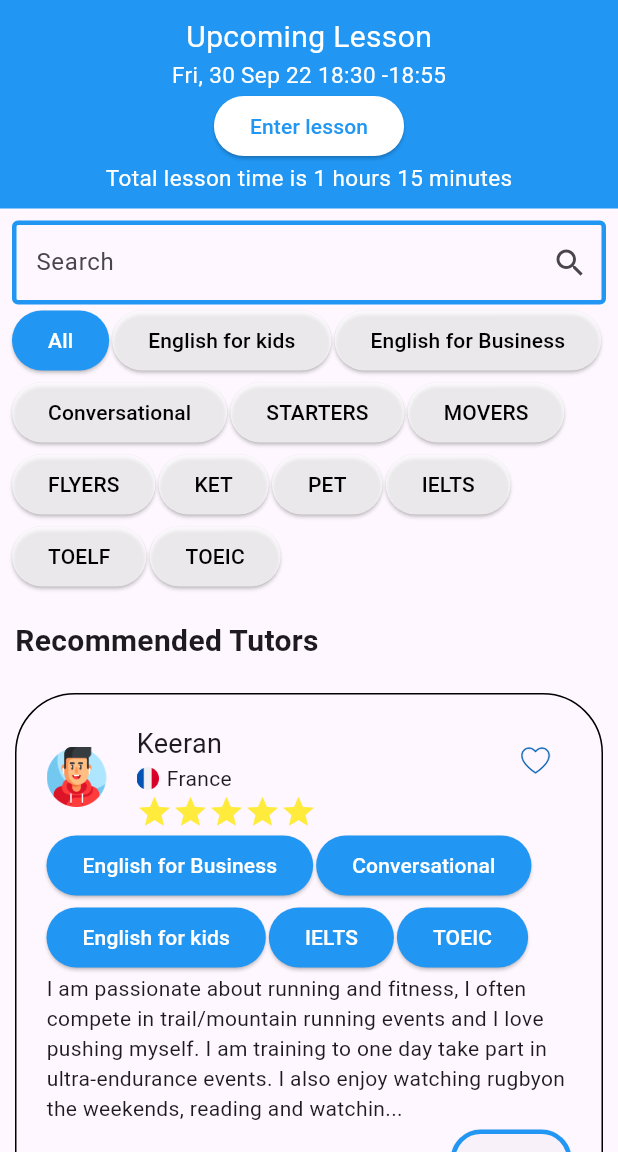
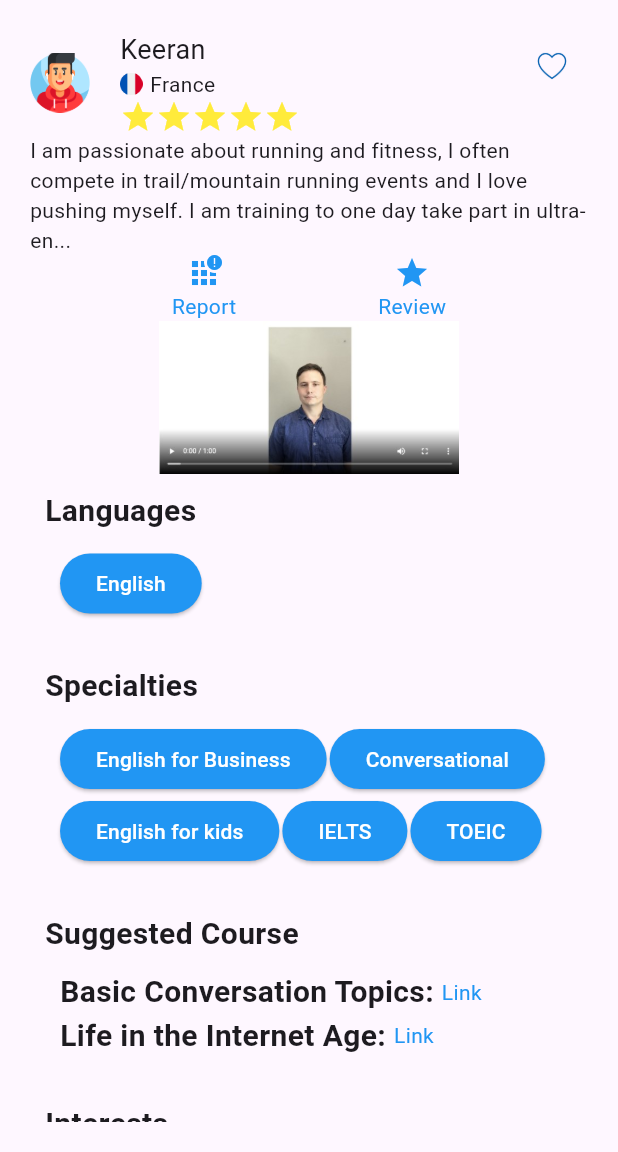
Before and after one commit to MarsonVo2002/1-on-1-Learning, a Flutter app: the screen it shows after launch, on a phone screen of 412 x 824 dp, the part 84-1236 px from its top. Run offline on Flutter 3.47's test engine with Material 2 defaults, Android fonts, the phone set to English and light mode, and no system bars.

Commit message:
Teacher screem

```diff
--- /dev/null
+++ b/lib/Teacher/LanguagesSection/languages_section.dart
@@ -0,0 +1,31 @@
+import 'package:flutter/material.dart';
+
+class LanguagesSection extends StatelessWidget {
+  const LanguagesSection({super.key});
+
+  @override
+  Widget build(BuildContext context) {
+    // TODO: implement build
+    return Container(
+        padding: const EdgeInsets.all(10),
+        child:  Column(
+          crossAxisAlignment: CrossAxisAlignment.start,
+          children: [
+            const Text(
+              'Languages',
+              style: TextStyle(fontSize: 20, fontWeight: FontWeight.bold),
+            ),
+            Padding(
+              padding: const EdgeInsets.all(10),
+              child: ElevatedButton(
+                  style: ElevatedButton.styleFrom(primary: Colors.blue),
+                  onPressed: () {},
+                  child: const Text(
+                    'English',
+                    style: TextStyle(color: Colors.white),
+                  )),
+            )
+          ],
+        ));
+  }
+}
--- /dev/null
+++ b/lib/Teacher/OtherSection/other_section.dart
@@ -0,0 +1,27 @@
+import 'package:flutter/material.dart';
+
+class OtherSection extends StatelessWidget {
+  final String title;
+  final String content;
+  const OtherSection({super.key, required this.title, required this.content});
+
+  @override
+  Widget build(BuildContext context) {
+    // TODO: implement build
+    return Container(
+        padding: const EdgeInsets.all(10),
+        child: Column(
+          crossAxisAlignment: CrossAxisAlignment.start,
+          children: [
+            Text(
+              title,
+              style: const TextStyle(fontSize: 20, fontWeight: FontWeight.bold),
+            ),
+            Padding(
+              padding: const EdgeInsets.all(10),
+              child: Text(content),
+            )
+          ],
+        ));
+  }
+}
--- /dev/null
+++ b/lib/Teacher/SpecialtiesSection/specialties_section.dart
@@ -0,0 +1,65 @@
+import 'package:flutter/material.dart';
+
+class SpecialtiesSection extends StatelessWidget {
+  const SpecialtiesSection({super.key});
+
+  @override
+  Widget build(BuildContext context) {
+    // TODO: implement build
+    return Container(
+        padding: const EdgeInsets.all(10),
+        child: Column(
+          crossAxisAlignment: CrossAxisAlignment.start,
+          children: [
+            const Text(
+              'Specialties',
+              style: TextStyle(fontSize: 20, fontWeight: FontWeight.bold),
+            ),
+            Padding(
+              padding: const EdgeInsets.all(10),
+              child: Wrap(
+                direction: Axis.horizontal,
+                spacing: 2,
+                children: [
+                  ElevatedButton(
+                      style: ElevatedButton.styleFrom(primary: Colors.blue),
+                      onPressed: () {},
+                      child: const Text(
+                        'English for Business',
+                        style: TextStyle(color: Colors.white),
+                      )),
+                  ElevatedButton(
+                      style: ElevatedButton.styleFrom(primary: Colors.blue),
+                      onPressed: () {},
+                      child: const Text(
+                        'Conversational',
+                        style: TextStyle(color: Colors.white),
+                      )),
+                  ElevatedButton(
+                      style: ElevatedButton.styleFrom(primary: Colors.blue),
+                      onPressed: () {},
+                      child: const Text(
+                        'English for kids',
+                        style: TextStyle(color: Colors.white),
+                      )),
+                  ElevatedButton(
+                      style: ElevatedButton.styleFrom(primary: Colors.blue),
+                      onPressed: () {},
+                      child: const Text(
+                        'IELTS',
+                        style: TextStyle(color: Colors.white),
+                      )),
+                  ElevatedButton(
+                      style: ElevatedButton.styleFrom(primary: Colors.blue),
+                      onPressed: () {},
+                      child: const Text(
+                        'TOEIC',
+                        style: TextStyle(color: Colors.white),
+                      )),
+                ],
+              ),
+            )
+          ],
+        ));
+  }
+}
--- /dev/null
+++ b/lib/Teacher/SuggestedCourseSection/suggested_course_section.dart
@@ -0,0 +1,47 @@
+import 'package:flutter/material.dart';
+
+class SuggestedCourseSection extends StatelessWidget {
+  const SuggestedCourseSection({super.key});
+
+  @override
+  Widget build(BuildContext context) {
+    // TODO: implement build
+    return Container(
+        padding: const EdgeInsets.all(10),
+        child: const Column(
+          crossAxisAlignment: CrossAxisAlignment.start,
+          children: [
+            Text(
+              'Suggested Course',
+              style: TextStyle(fontSize: 20, fontWeight: FontWeight.bold),
+            ),
+            Padding(
+                padding: EdgeInsets.all(10),
+                child: Column(
+                  children: [
+                    Row(
+                      children: [
+                        Text(
+                          'Basic Conversation Topics: ',
+                          style: TextStyle(
+                              fontSize: 20, fontWeight: FontWeight.bold),
+                        ),
+                        Text('Link', style: TextStyle(color: Colors.blue),)
+                      ],
+                    ),
+                    Row(
+                      children: [
+                        Text(
+                          'Life in the Internet Age: ',
+                          style: TextStyle(
+                              fontSize: 20, fontWeight: FontWeight.bold),
+                        ),
+                        Text('Link', style: TextStyle(color: Colors.blue),)
+                      ],
+                    )
+                  ],
+                ))
+          ],
+        ));
+  }
+}
--- /dev/null
+++ b/lib/Teacher/teacher.dart
@@ -0,0 +1,75 @@
+import 'package:flutter/material.dart';
+import 'package:lettutor/Teacher/LanguagesSection/languages_section.dart';
+import 'package:lettutor/Teacher/OtherSection/other_section.dart';
+import 'package:lettutor/Teacher/SpecialtiesSection/specialties_section.dart';
+import 'package:lettutor/Teacher/SuggestedCourseSection/suggested_course_section.dart';
+import 'package:lettutor/TeacherList/TeacherItem/AvatarSection/avatar_section.dart';
+
+class Teacher extends StatelessWidget {
+  const Teacher({super.key});
+
+  @override
+  Widget build(BuildContext context) {
+    // TODO: implement build
+    return Padding(
+        padding: const EdgeInsets.all(20),
+        child: ListView(
+          children: const [
+            AvatarSection(
+                name: 'Keeran',
+                avatarpath: 'asset/images/avatar.png',
+                nationality: 'France',
+                flagpath: 'asset/images/france.png'),
+            Text(
+                'I am passionate about running and fitness, I often compete in trail/mountain running '
+                'events and I love pushing myself. I am training to one day take part in ultra-en...'),
+            Row(
+              mainAxisSize: MainAxisSize.max,
+              mainAxisAlignment: MainAxisAlignment.spaceEvenly,
+              children: [
+                Column(
+                  children: [
+                    Icon(
+                      Icons.apps_outage_outlined,
+                      color: Colors.blue,
+                    ),
+                    Text(
+                      'Report',
+                      style: TextStyle(color: Colors.blue),
+                    )
+                  ],
+                ),
+                Column(
+                  children: [
+                    Icon(
+                      Icons.star,
+                      color: Colors.blue,
+                    ),
+                    Text(
+                      'Review',
+                      style: TextStyle(color: Colors.blue),
+                    )
+                  ],
+                ),
+              ],
+            ),
+            Image(
+              image: AssetImage('asset/images/video.jpg'),
+              width: 200,
+              height: 102,
+            ),
+            LanguagesSection(),
+            SpecialtiesSection(),
+            SuggestedCourseSection(),
+            OtherSection(
+                title: 'Interests',
+                content:
+                    'I love the weather, the scenery and the laid-back lifestyle of the locals'),
+            OtherSection(
+                title: 'Teaching experience',
+                content:
+                    'I have more than 10 years of teaching English experience'),
+          ],
+        ));
+  }
+}
--- a/lib/main.dart
+++ b/lib/main.dart
@@ -1,5 +1,6 @@
 import 'package:flutter/material.dart';
 import 'package:lettutor/Login/login.dart';
+import 'package:lettutor/Teacher/teacher.dart';
 import 'package:lettutor/TeacherList/teacherlist.dart';
 
 void main() {
@@ -38,7 +39,7 @@ class MyApp extends StatelessWidget {
           title: const Text('Flutter layout demo'),
         ),
         body: const Center(
-          child: TeacherList(),
+          child: Teacher(),
         ),
       ),
     );
--- a/pubspec.yaml
+++ b/pubspec.yaml
@@ -66,6 +66,7 @@ flutter:
       - asset/images/avatar.png
       - asset/images/france.png
       - asset/icons/love.png
+      - asset/images/video.jpg
 
   # An image asset can refer to one or more resolution-specific "variants", see
   # https://flutter.dev/assets-and-images/#resolution-aware
```
Also changed, not shown: asset/images/video.jpg (added).
